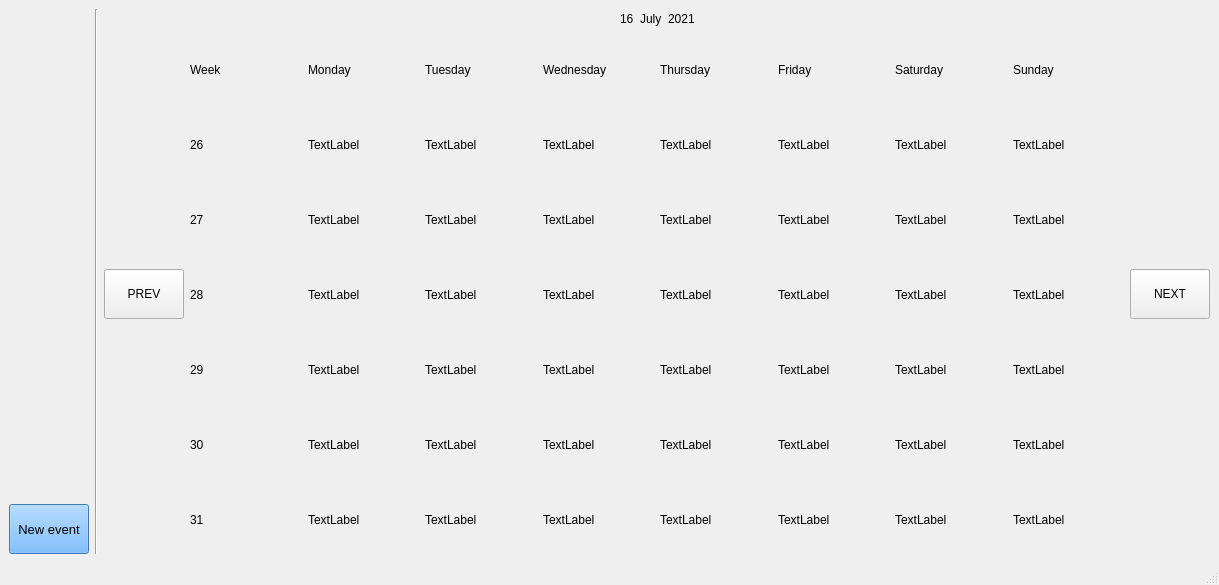
Klaudia-24/Harmonogram, file GUI/Autogenerated/AGMainW.ui: the form before one commit.
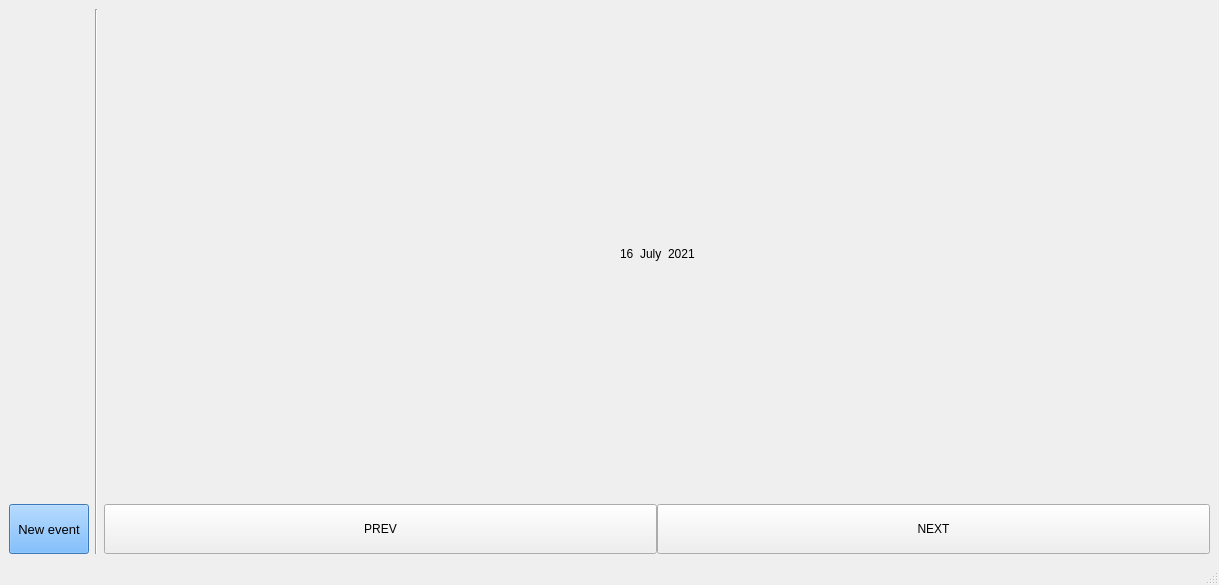
The form after the commit.

Commit message: Modified Main window class (code moved to the main calendar widget).

Patch:
```diff
--- a/GUI/Autogenerated/AGMainW.ui
+++ b/GUI/Autogenerated/AGMainW.ui
@@ -126,6 +126,9 @@
         </item>
         <item>
          <layout class="QHBoxLayout" name="navCalendarHorizontalLayout" stretch="0,1,0">
+          <property name="spacing">
+           <number>0</number>
+          </property>
           <item>
            <widget class="QPushButton" name="prevButton">
             <property name="minimumSize">
@@ -143,478 +146,7 @@
            </widget>
           </item>
           <item>
-           <layout class="QGridLayout" name="calendarGridLayout" rowstretch="1,1,1,1,1,1,1" columnstretch="1,1,1,1,1,1,1,1">
-            <item row="0" column="3">
-             <widget class="QLabel" name="weekDay3">
-              <property name="styleSheet">
-               <string notr="true">font: 12pt &quot;MS Shell Dlg 2&quot;;</string>
-              </property>
-              <property name="text">
-               <string>Wednesday</string>
-              </property>
-             </widget>
-            </item>
-            <item row="4" column="0">
-             <widget class="QLabel" name="weekNumber4">
-              <property name="styleSheet">
-               <string notr="true">font: 10pt &quot;MS Shell Dlg 2&quot;;</string>
-              </property>
-              <property name="text">
-               <string>29</string>
-              </property>
-             </widget>
-            </item>
-            <item row="0" column="0">
-             <widget class="QLabel" name="weekLabel">
-              <property name="styleSheet">
-               <string notr="true">font: 12pt &quot;MS Shell Dlg 2&quot;;</string>
-              </property>
-              <property name="text">
-               <string>Week</string>
-              </property>
-             </widget>
-            </item>
-            <item row="0" column="2">
-             <widget class="QLabel" name="weekDay2">
-              <property name="styleSheet">
-               <string notr="true">font: 12pt &quot;MS Shell Dlg 2&quot;;</string>
-              </property>
-              <property name="text">
-               <string>Tuesday</string>
-              </property>
-             </widget>
-            </item>
-            <item row="0" column="6">
-             <widget class="QLabel" name="weekDay6">
-              <property name="styleSheet">
-               <string notr="true">font: 12pt &quot;MS Shell Dlg 2&quot;;</string>
-              </property>
-              <property name="text">
-               <string>Saturday</string>
-              </property>
-             </widget>
-            </item>
-            <item row="2" column="0">
-             <widget class="QLabel" name="weekNumber2">
-              <property name="styleSheet">
-               <string notr="true">font: 10pt &quot;MS Shell Dlg 2&quot;;</string>
-              </property>
-              <property name="text">
-               <string>27</string>
-              </property>
-             </widget>
-            </item>
-            <item row="1" column="0">
-             <widget class="QLabel" name="weekNumber1">
-              <property name="styleSheet">
-               <string notr="true">font: 10pt &quot;MS Shell Dlg 2&quot;;</string>
-              </property>
-              <property name="text">
-               <string>26</string>
-              </property>
-             </widget>
-            </item>
-            <item row="0" column="4">
-             <widget class="QLabel" name="weekDay4">
-              <property name="styleSheet">
-               <string notr="true">font: 12pt &quot;MS Shell Dlg 2&quot;;</string>
-              </property>
-              <property name="text">
-               <string>Thursday</string>
-              </property>
-             </widget>
-            </item>
-            <item row="0" column="5">
-             <widget class="QLabel" name="weekDay5">
-              <property name="styleSheet">
-               <string notr="true">font: 12pt &quot;MS Shell Dlg 2&quot;;</string>
-              </property>
-              <property name="text">
-               <string>Friday</string>
-              </property>
-             </widget>
-            </item>
-            <item row="3" column="0">
-             <widget class="QLabel" name="weekNumber3">
-              <property name="styleSheet">
-               <string notr="true">font: 10pt &quot;MS Shell Dlg 2&quot;;</string>
-              </property>
-              <property name="text">
-               <string>28</string>
-              </property>
-             </widget>
-            </item>
-            <item row="5" column="0">
-             <widget class="QLabel" name="weekNumber5">
-              <property name="styleSheet">
-               <string notr="true">font: 10pt &quot;MS Shell Dlg 2&quot;;</string>
-              </property>
-              <property name="text">
-               <string>30</string>
-              </property>
-             </widget>
-            </item>
-            <item row="0" column="7">
-             <widget class="QLabel" name="weekDay7">
-              <property name="styleSheet">
-               <string notr="true">font: 12pt &quot;MS Shell Dlg 2&quot;;</string>
-              </property>
-              <property name="text">
-               <string>Sunday</string>
-              </property>
-             </widget>
-            </item>
-            <item row="0" column="1">
-             <widget class="QLabel" name="weekDay1">
-              <property name="styleSheet">
-               <string notr="true">font: 75 12pt &quot;MS Shell Dlg 2&quot;;</string>
-              </property>
-              <property name="text">
-               <string>Monday</string>
-              </property>
-             </widget>
-            </item>
-            <item row="6" column="0">
-             <widget class="QLabel" name="weekNumber6">
-              <property name="styleSheet">
-               <string notr="true">font: 10pt &quot;MS Shell Dlg 2&quot;;</string>
-              </property>
-              <property name="text">
-               <string>31</string>
-              </property>
-             </widget>
-            </item>
-            <item row="1" column="1">
-             <widget class="QLabel" name="day_1">
-              <property name="minimumSize">
-               <size>
-                <width>0</width>
-                <height>0</height>
-               </size>
-              </property>
-              <property name="text">
-               <string>TextLabel</string>
-              </property>
-             </widget>
-            </item>
-            <item row="1" column="2">
-             <widget class="QLabel" name="day_2">
-              <property name="text">
-               <string>TextLabel</string>
-              </property>
-             </widget>
-            </item>
-            <item row="1" column="3">
-             <widget class="QLabel" name="day_3">
-              <property name="text">
-               <string>TextLabel</string>
-              </property>
-             </widget>
-            </item>
-            <item row="1" column="4">
-             <widget class="QLabel" name="day_4">
-              <property name="text">
-               <string>TextLabel</string>
-              </property>
-             </widget>
-            </item>
-            <item row="1" column="5">
-             <widget class="QLabel" name="day_5">
-              <property name="text">
-               <string>TextLabel</string>
-              </property>
-             </widget>
-            </item>
-            <item row="1" column="6">
-             <widget class="QLabel" name="day_6">
-              <property name="text">
-               <string>TextLabel</string>
-              </property>
-             </widget>
-            </item>
-            <item row="1" column="7">
-             <widget class="QLabel" name="day_7">
-              <property name="text">
-               <string>TextLabel</string>
-              </property>
-             </widget>
-            </item>
-            <item row="2" column="1">
-             <widget class="QLabel" name="day_8">
-              <property name="minimumSize">
-               <size>
-                <width>0</width>
-                <height>0</height>
-               </size>
-              </property>
-              <property name="text">
-               <string>TextLabel</string>
-              </property>
-             </widget>
-            </item>
-            <item row="2" column="2">
-             <widget class="QLabel" name="day_9">
-              <property name="text">
-               <string>TextLabel</string>
-              </property>
-             </widget>
-            </item>
-            <item row="2" column="3">
-             <widget class="QLabel" name="day_10">
-              <property name="text">
-               <string>TextLabel</string>
-              </property>
-             </widget>
-            </item>
-            <item row="2" column="4">
-             <widget class="QLabel" name="day_11">
-              <property name="text">
-               <string>TextLabel</string>
-              </property>
-             </widget>
-            </item>
-            <item row="2" column="5">
-             <widget class="QLabel" name="day_12">
-              <property name="text">
-               <string>TextLabel</string>
-              </property>
-             </widget>
-            </item>
-            <item row="2" column="6">
-             <widget class="QLabel" name="day_13">
-              <property name="text">
-               <string>TextLabel</string>
-              </property>
-             </widget>
-            </item>
-            <item row="2" column="7">
-             <widget class="QLabel" name="day_14">
-              <property name="text">
-               <string>TextLabel</string>
-              </property>
-             </widget>
-            </item>
-            <item row="3" column="1">
-             <widget class="QLabel" name="day_15">
-              <property name="minimumSize">
-               <size>
-                <width>0</width>
-                <height>0</height>
-               </size>
-              </property>
-              <property name="text">
-               <string>TextLabel</string>
-              </property>
-             </widget>
-            </item>
-            <item row="3" column="2">
-             <widget class="QLabel" name="day_16">
-              <property name="text">
-               <string>TextLabel</string>
-              </property>
-             </widget>
-            </item>
-            <item row="3" column="3">
-             <widget class="QLabel" name="day_17">
-              <property name="text">
-               <string>TextLabel</string>
-              </property>
-             </widget>
-            </item>
-            <item row="3" column="4">
-             <widget class="QLabel" name="day_18">
-              <property name="text">
-               <string>TextLabel</string>
-              </property>
-             </widget>
-            </item>
-            <item row="3" column="5">
-             <widget class="QLabel" name="day_19">
-              <property name="text">
-               <string>TextLabel</string>
-              </property>
-             </widget>
-            </item>
-            <item row="3" column="6">
-             <widget class="QLabel" name="day_20">
-              <property name="text">
-               <string>TextLabel</string>
-              </property>
-             </widget>
-            </item>
-            <item row="3" column="7">
-             <widget class="QLabel" name="day_21">
-              <property name="text">
-               <string>TextLabel</string>
-              </property>
-             </widget>
-            </item>
-            <item row="4" column="1">
-             <widget class="QLabel" name="day_22">
-              <property name="minimumSize">
-               <size>
-                <width>0</width>
-                <height>0</height>
-               </size>
-              </property>
-              <property name="text">
-               <string>TextLabel</string>
-              </property>
-             </widget>
-            </item>
-            <item row="4" column="2">
-             <widget class="QLabel" name="day_23">
-              <property name="text">
-               <string>TextLabel</string>
-              </property>
-             </widget>
-            </item>
-            <item row="4" column="3">
-             <widget class="QLabel" name="day_24">
-              <property name="text">
-               <string>TextLabel</string>
-              </property>
-             </widget>
-            </item>
-            <item row="4" column="4">
-             <widget class="QLabel" name="day_25">
-              <property name="text">
-               <string>TextLabel</string>
-              </property>
-             </widget>
-            </item>
-            <item row="4" column="5">
-             <widget class="QLabel" name="day_26">
-              <property name="text">
-               <string>TextLabel</string>
-              </property>
-             </widget>
-            </item>
-            <item row="4" column="6">
-             <widget class="QLabel" name="day_27">
-              <property name="text">
-               <string>TextLabel</string>
-              </property>
-             </widget>
-            </item>
-            <item row="4" column="7">
-             <widget class="QLabel" name="day_28">
-              <property name="text">
-               <string>TextLabel</string>
-              </property>
-             </widget>
-            </item>
-            <item row="5" column="1">
-             <widget class="QLabel" name="day_29">
-              <property name="minimumSize">
-               <size>
-                <width>0</width>
-                <height>0</height>
-               </size>
-              </property>
-              <property name="text">
-               <string>TextLabel</string>
-              </property>
-             </widget>
-            </item>
-            <item row="5" column="2">
-             <widget class="QLabel" name="day_30">
-              <property name="text">
-               <string>TextLabel</string>
-              </property>
-             </widget>
-            </item>
-            <item row="5" column="3">
-             <widget class="QLabel" name="day_31">
-              <property name="text">
-               <string>TextLabel</string>
-              </property>
-             </widget>
-            </item>
-            <item row="5" column="4">
-             <widget class="QLabel" name="day_32">
-              <property name="text">
-               <string>TextLabel</string>
-              </property>
-             </widget>
-            </item>
-            <item row="5" column="5">
-             <widget class="QLabel" name="day_33">
-              <property name="text">
-               <string>TextLabel</string>
-              </property>
-             </widget>
-            </item>
-            <item row="5" column="6">
-             <widget class="QLabel" name="day_34">
-              <property name="text">
-               <string>TextLabel</string>
-              </property>
-             </widget>
-            </item>
-            <item row="5" column="7">
-             <widget class="QLabel" name="day_35">
-              <property name="text">
-               <string>TextLabel</string>
-              </property>
-             </widget>
-            </item>
-            <item row="6" column="1">
-             <widget class="QLabel" name="day_36">
-              <property name="minimumSize">
-               <size>
-                <width>0</width>
-                <height>0</height>
-               </size>
-              </property>
-              <property name="text">
-               <string>TextLabel</string>
-              </property>
-             </widget>
-            </item>
-            <item row="6" column="2">
-             <widget class="QLabel" name="day_37">
-              <property name="text">
-               <string>TextLabel</string>
-              </property>
-             </widget>
-            </item>
-            <item row="6" column="3">
-             <widget class="QLabel" name="day_38">
-              <property name="text">
-               <string>TextLabel</string>
-              </property>
-             </widget>
-            </item>
-            <item row="6" column="4">
-             <widget class="QLabel" name="day_39">
-              <property name="text">
-               <string>TextLabel</string>
-              </property>
-             </widget>
-            </item>
-            <item row="6" column="5">
-             <widget class="QLabel" name="day_40">
-              <property name="text">
-               <string>TextLabel</string>
-              </property>
-             </widget>
-            </item>
-            <item row="6" column="6">
-             <widget class="QLabel" name="day_41">
-              <property name="text">
-               <string>TextLabel</string>
-              </property>
-             </widget>
-            </item>
-            <item row="6" column="7">
-             <widget class="QLabel" name="day_42">
-              <property name="text">
-               <string>TextLabel</string>
-              </property>
-             </widget>
-            </item>
-           </layout>
+           <layout class="QGridLayout" name="calendarGridLayout" rowstretch="0" columnstretch="0"/>
           </item>
           <item>
            <widget class="QPushButton" name="nextButton">
```
The commit also changes 2 other files.
